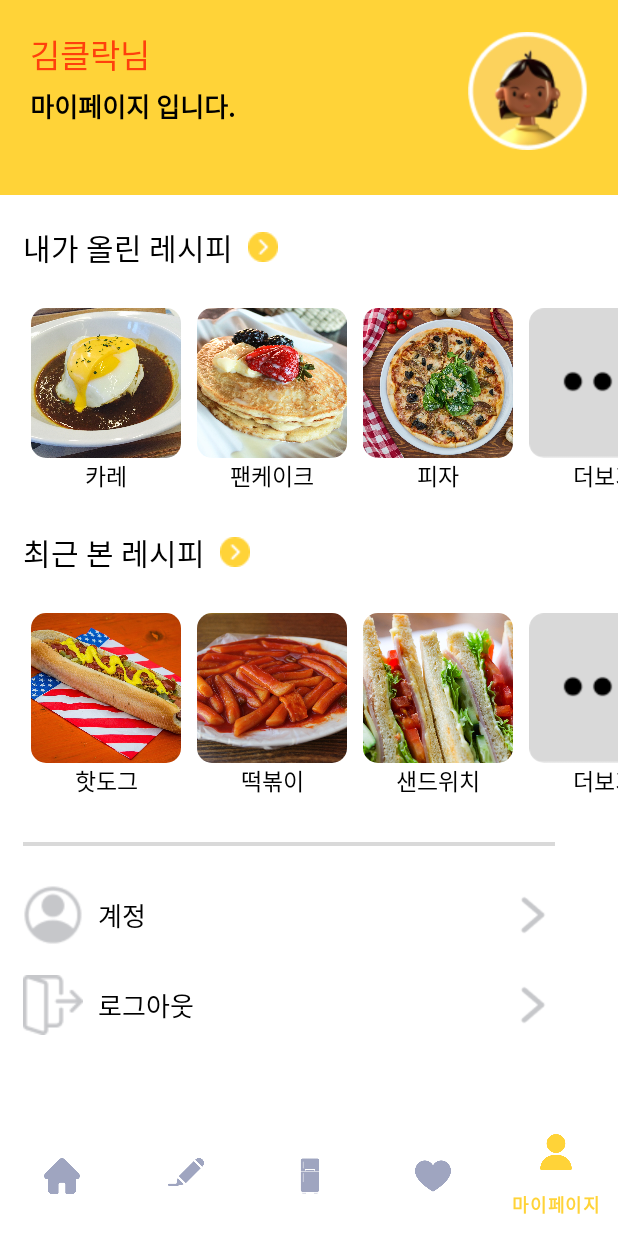
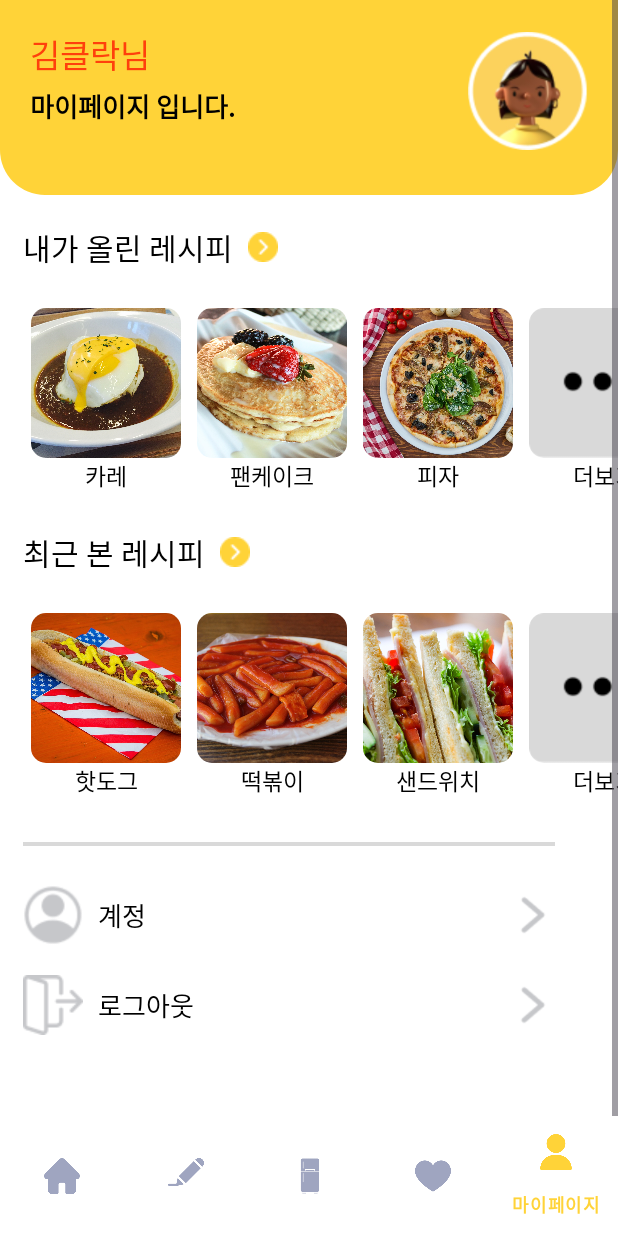
Before and after one commit to cooClock/CooClock-teamproject, an Android app: the screen it shows after launch (MainActivity), item 5 of the bottom bar chosen, on a phone screen of 412 x 824 dp. Run offline under Robolectric (Android 15) with nearby library versions, the phone set to English and light mode, and no system bars.

Commit message:
merge error complete

```diff
--- a/app/src/main/AndroidManifest.xml
+++ b/app/src/main/AndroidManifest.xml
@@ -90,11 +90,7 @@
         </activity>
         <activity
             android:name=".profile_page"
-            android:exported="true" >
-            <intent-filter>
-                <action android:name="android.intent.action.MAIN" />
-                <category android:name="android.intent.category.LAUNCHER" />
-            </intent-filter>
+            android:exported="false" >
             <meta-data
                 android:name="android.app.lib_name"
                 android:value="" />
--- a/app/src/main/res/layout/activity_profile_page.xml
+++ b/app/src/main/res/layout/activity_profile_page.xml
@@ -17,7 +17,7 @@
         <LinearLayout
             android:layout_width="match_parent"
             android:layout_height="wrap_content"
-            android:background="@color/pc_yello"
+            android:background="@drawable/rect"
             android:paddingTop="20dp"
             android:paddingBottom="30dp"
             android:paddingHorizontal="20dp"
@@ -184,7 +184,7 @@
             android:layout_marginLeft="15dp"
             android:gravity="center_vertical"
             android:clickable="true"
-            android:paddingBottom="50dp">
+            android:paddingBottom="150dp">
             <ImageView
                 android:layout_width="40dp"
                 android:layout_height="40dp"
```
